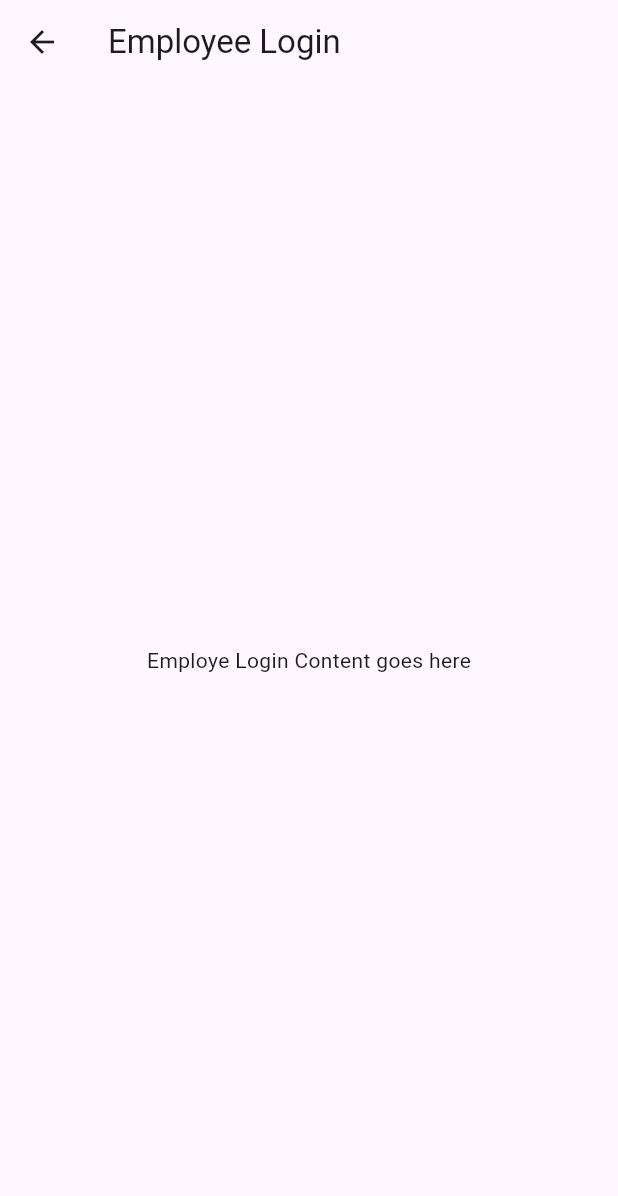
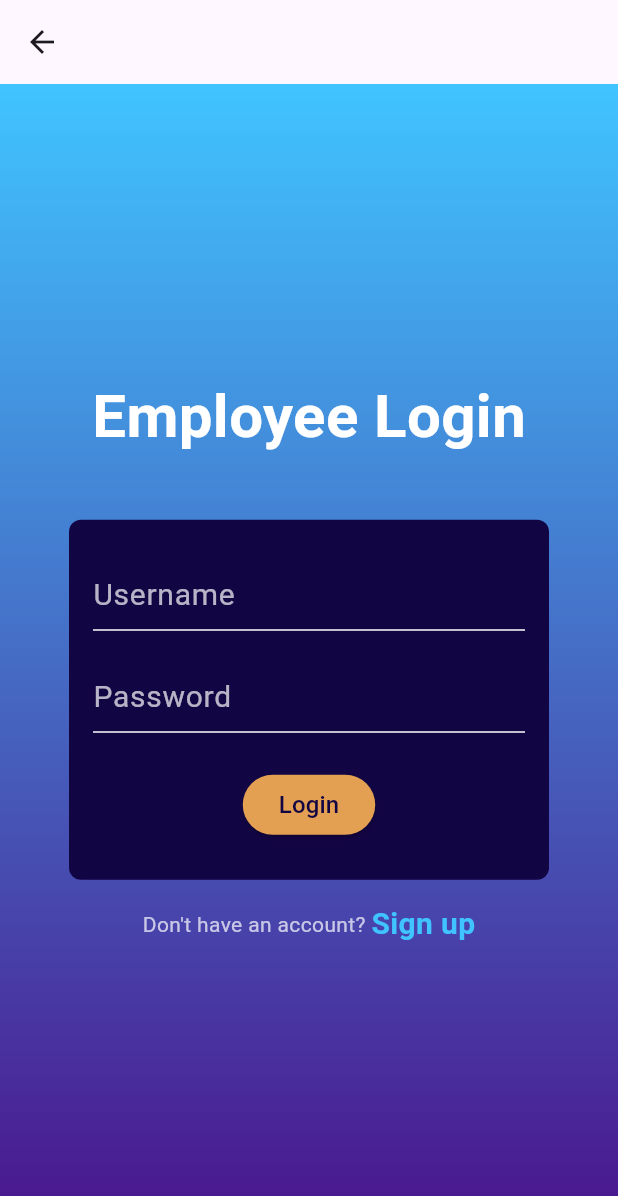
Before and after one commit to csnell16/SMS-staffing-application, a Flutter app: the screen it shows after launch, after a tap on "Employee", on a phone screen of 412 x 824 dp. Shown: the top 1196 px of the screen. Run offline on Flutter 3.47's test engine with Material 3 defaults, Android fonts, the phone set to English and light mode, and no system bars; our stand-ins replace curved_navigation_bar; Roboto replaces fonts that are missing (Montserrat).

Commit message:
added loggin for admin and employee changed main.dart to account for this

```diff
--- /dev/null
+++ b/MobileAppplication/hospital_app/lib/employee_login_page.dart
@@ -0,0 +1,110 @@
+import 'package:flutter/material.dart';
+
+class EmployeeLoginPage extends StatelessWidget {
+  const EmployeeLoginPage({super.key});
+
+  @override
+  Widget build(BuildContext context) {
+    return Scaffold(
+      appBar: AppBar(
+      ),
+      body: Container(
+        padding: const EdgeInsets.all(16),
+        constraints: const BoxConstraints.expand(),
+        decoration: BoxDecoration(
+          gradient: LinearGradient(
+            begin: Alignment.bottomCenter,
+            end: Alignment.topCenter,
+            colors: [Colors.purple.shade900, Colors.lightBlueAccent],
+          ),
+        ),
+        child: Column(
+          mainAxisAlignment: MainAxisAlignment.center,
+          crossAxisAlignment: CrossAxisAlignment.center,
+          children: [
+            const Text(
+              'Employee Login',
+              style: TextStyle(
+                fontSize: 40,
+                fontWeight: FontWeight.bold,
+                color: Colors.white,
+              ),
+            ),
+            const SizedBox(height: 40),
+            Container(
+              width: 320,
+              height: 240,
+              padding: const EdgeInsets.all(16),
+              decoration: BoxDecoration(
+                color: const Color(0xFF120543),
+                borderRadius: BorderRadius.circular(8),
+              ),
+              child: Column(
+                mainAxisAlignment: MainAxisAlignment.center,
+                children: [
+                  TextFormField(
+                    decoration: const InputDecoration(
+                      hintText: 'Username',
+                      hintStyle: TextStyle(color: Colors.white70, fontSize: 20),
+                      enabledBorder: UnderlineInputBorder(
+                        borderSide: BorderSide(color: Colors.white),
+                      ),
+                    ),
+                    style: const TextStyle(color: Colors.white),
+                  ),
+                  const SizedBox(height: 20),
+                  TextFormField(
+                    obscureText: true, // Set to true to obscure the password
+                    decoration: const InputDecoration(
+                      hintText: 'Password',
+                      hintStyle: TextStyle(color: Colors.white70, fontSize: 20),
+                      enabledBorder: UnderlineInputBorder(
+                        borderSide: BorderSide(color: Colors.white),
+                      ),
+                    ),
+                    style: const TextStyle(color: Colors.white),
+                  ),
+                  const SizedBox(height: 24),
+                  ElevatedButton(
+                    onPressed: () {
+                      // Add functionality here
+                    },
+                    style: ElevatedButton.styleFrom(
+                      foregroundColor: Color(0xFF120543),
+                      backgroundColor: Color.fromARGB(255, 228, 160, 82),
+                    ),
+                    child: const Text(
+                      'Login', // Button text
+                      style: TextStyle(fontSize: 16), // Text size
+                    ),
+                  ),
+                ],
+              ),
+            ),
+            const SizedBox(height: 15),
+            Center(
+              child: Row(
+                mainAxisAlignment: MainAxisAlignment.center,
+                children: [
+                  const Text(
+                    "Don't have an account? ",
+                    style: TextStyle(color: Colors.white70),
+                  ),
+                  GestureDetector(
+                    onTap: () {
+                      // Navigate to sign up page
+                    },
+                    child: const Text(
+                      "Sign up",
+                      style: TextStyle(color: Colors.lightBlueAccent, fontWeight: FontWeight.bold, fontSize: 20),
+                    ),
+                  ),
+                ],
+              ),
+            ),
+          ],
+        ),
+      ),
+    );
+  }
+}
--- a/MobileAppplication/hospital_app/lib/main.dart
+++ b/MobileAppplication/hospital_app/lib/main.dart
@@ -1,8 +1,9 @@
 import 'package:flutter/material.dart';
 import 'package:logging/logging.dart';
-import 'home.dart';
+
+import 'admin_login_page.dart';
+import 'employee_login_page.dart';
 import 'role_selection_page.dart';
-
 
 void main() {
   _setupLogging();
@@ -36,33 +37,3 @@ class MyApp extends StatelessWidget {
     );
   }
 }
-
-class AdminLoginPage extends StatelessWidget {
-  @override
-  Widget build(BuildContext context) {
-    // Replace with your AdminLoginPage implementation
-    return Scaffold(
-      appBar: AppBar(
-        title: Text('Admin Login'),
-      ),
-      body: Center(
-        child: Text('Admin Login Content goes here'),
-      ),
-    );
-  }
-}
-
-class EmployeeLoginPage extends StatelessWidget {
-  @override
-  Widget build(BuildContext context) {
-    // Replace with your EmployeeLoginPage implementation
-    return Scaffold(
-      appBar: AppBar(
-        title: Text('Employee Login'),
-      ),
-      body: Center(
-        child: Text('Employe Login Content goes here'),
-      ),
-    );
-  }
-}
```
Also changed, not shown: MobileAppplication/hospital_app/lib/admin_login_page.dart (added, +89 -0 lines).
